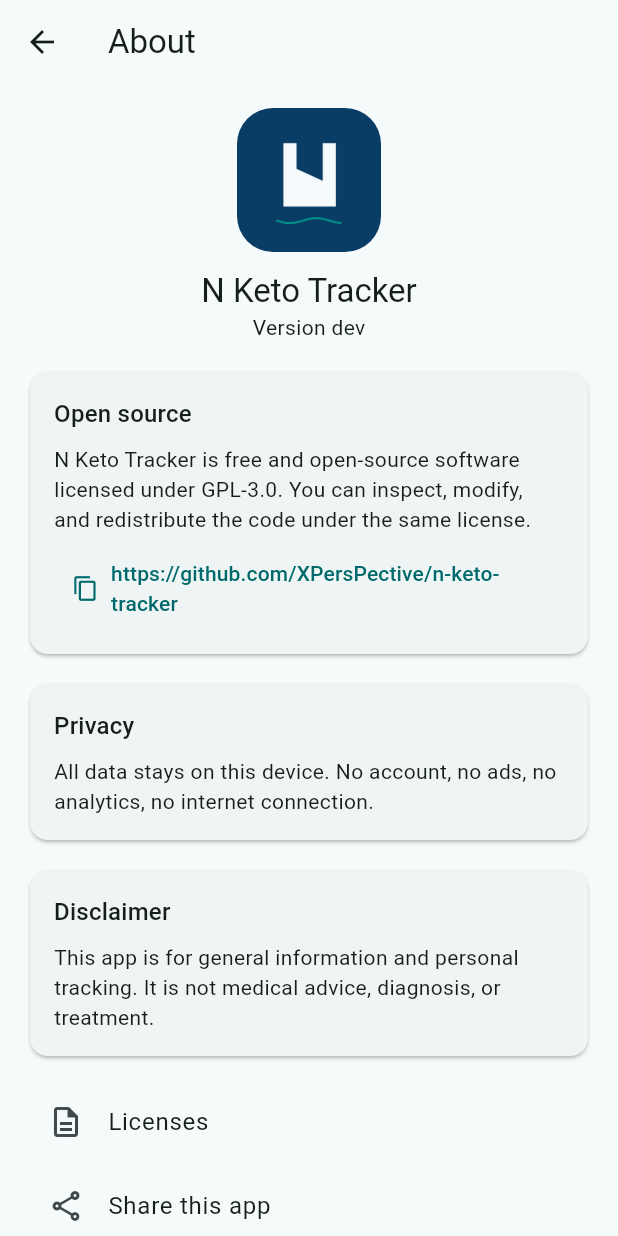
After one commit to XPersPective/n-keto-tracker, a Flutter app: the TodayPage screen opened by its route, after a tap on the "settings" icon, on a phone screen of 412 x 824 dp. The commit adds this screen. Run offline on Flutter 3.47's test engine with Material 3 defaults, Android fonts, the phone set to English and light mode, and no system bars; our stand-ins replace drift, fl_chart, flutter_riverpod, flutter_secure_storage, go_router, share_plus; accounts and stored records are empty; generated files the repository leaves out were written again.

Commit message:
feat(settings): Hakkında sayfası — sürüm, açık kaynak, gizlilik, feragat, Lisanslar, Paylaş [PB-002]
share_plus eklendi (ADR-PB-002); url_launcher/in_app_review eklenmedi
(konservatif offline seçim — bağlantılar kopyalanabilir). TodayPage
appbar'ına ayarlar girişi. 178 test yeşil, check_offline geçer.

PB-Task: PB-002
PB-Verification: domain
PB-Current-Checkpoint: settings,routes

```diff
--- a/lib/app/l10n/app_en.arb
+++ b/lib/app/l10n/app_en.arb
@@ -470,5 +470,29 @@
         "type": "String"
       }
     }
-  }
+  },
+  "aboutTitle": "About",
+  "aboutVersion": "Version {value}",
+  "aboutOpenSourceHeading": "Open source",
+  "aboutOpenSourceBody": "N Keto Tracker is free and open-source software licensed under GPL-3.0. You can inspect, modify, and redistribute the code under the same license.",
+  "aboutPrivacyHeading": "Privacy",
+  "aboutPrivacyBody": "All data stays on this device. No account, no ads, no analytics, no internet connection.",
+  "aboutDisclaimerHeading": "Disclaimer",
+  "aboutDisclaimerBody": "This app is for general information and personal tracking. It is not medical advice, diagnosis, or treatment.",
+  "aboutLicensesButton": "Licenses",
+  "aboutShareButton": "Share this app",
+  "aboutOtherAppsButton": "Other apps",
+  "aboutCopiedToast": "Copied to clipboard.",
+  "licensesTitle": "Licenses",
+  "otherAppsTitle": "Other apps",
+  "otherAppsEmpty": "No other apps listed yet.",
+  "settingsTitle": "Settings",
+  "@aboutVersion": {
+    "placeholders": {
+      "value": {
+        "type": "String"
+      }
+    }
+  },
+  "aboutShareText": "Fully offline keto journal with glucose, ketone and GKI tracking. Open source, no account needed."
 }
--- a/lib/app/router.dart
+++ b/lib/app/router.dart
@@ -11,6 +11,7 @@ import '../features/meal_plans/plan_page.dart';
 import '../features/measurements/log_page.dart';
 import '../features/recipes/recipe_detail_page.dart';
 import '../features/recipes/recipes_page.dart';
+import '../features/settings/about_page.dart';
 import '../features/shopping/shopping_list_page.dart';
 import '../features/measurements/measurement_session_form.dart';
 import '../features/onboarding/onboarding_page.dart';
@@ -101,6 +102,10 @@ final GoRouter appRouter = GoRouter(
     ),
     GoRoute(path: '/meals/new', builder: (context, state) => const MealForm()),
     GoRoute(
+      path: '/settings/about',
+      builder: (context, state) => const AboutPage(),
+    ),
+    GoRoute(
       path: '/weight/new',
       builder: (context, state) => const WeightForm(),
     ),
--- a/lib/features/dashboard/today_page.dart
+++ b/lib/features/dashboard/today_page.dart
@@ -18,7 +18,16 @@ class TodayPage extends ConsumerWidget {
     final timeline = ref.watch(timelineProvider);
 
     return Scaffold(
-      appBar: AppBar(title: Text(l10n.navToday)),
+      appBar: AppBar(
+        title: Text(l10n.navToday),
+        actions: [
+          IconButton(
+            icon: const Icon(Icons.settings_outlined),
+            tooltip: l10n.settingsTitle,
+            onPressed: () => context.push('/settings/about'),
+          ),
+        ],
+      ),
       body: ListView(
         padding: const EdgeInsets.all(16),
         children: [
--- /dev/null
+++ b/lib/features/settings/about_page.dart
@@ -0,0 +1,169 @@
+import 'package:flutter/material.dart';
+import 'package:flutter/services.dart' show Clipboard, ClipboardData;
+import 'package:flutter_riverpod/flutter_riverpod.dart';
+import 'package:share_plus/share_plus.dart';
+
+import '../../app/l10n/generated/app_localizations.dart';
+import '../../core/config/env_config.dart';
+
+/// Hakkında sayfası (ORTAK §3.3, PB-002): logo+ad+sürüm, açık kaynak
+/// bölümü, gizlilik özeti, feragat, Lisanslar'a bağlantı, Paylaş.
+/// Bağlantılar ağ çağrısı yapmaz — yalnız kopyalanabilir metindir.
+class AboutPage extends ConsumerWidget {
+  const AboutPage({super.key});
+
+  static const String _repoUrl =
+      'https://github.com/XPersPective/n-keto-tracker';
+
+  Future<void> _shareApp(BuildContext context) async {
+    final l10n = AppLocalizations.of(context)!;
+    await SharePlus.instance.share(
+      ShareParams(text: '${l10n.appTitle} — ${l10n.aboutShareText} $_repoUrl'),
+    );
+  }
+
+  void _copyRepo(BuildContext context) {
+    Clipboard.setData(const ClipboardData(text: _repoUrl));
+    ScaffoldMessenger.of(context).showSnackBar(
+      SnackBar(content: Text(AppLocalizations.of(context)!.aboutCopiedToast)),
+    );
+  }
+
+  @override
+  Widget build(BuildContext context, WidgetRef ref) {
+    final l10n = AppLocalizations.of(context)!;
+    final version = const String.fromEnvironment(
+      'APP_VERSION',
+      defaultValue: 'dev',
+    );
+
+    return Scaffold(
+      appBar: AppBar(title: Text(l10n.aboutTitle)),
+      body: ListView(
+        padding: const EdgeInsets.all(16),
+        children: [
+          Center(
+            child: Column(
+              children: [
+                ClipRRect(
+                  borderRadius: BorderRadius.circular(24),
+                  child: Image.asset(
+                    'assets/brand/brand_icon_1024.png',
+                    width: 96,
+                    height: 96,
+                  ),
+                ),
+                const SizedBox(height: 12),
+                Text(
+                  l10n.appTitle,
+                  style: Theme.of(context).textTheme.titleLarge,
+                ),
+                Text(l10n.aboutVersion(version)),
+              ],
+            ),
+          ),
+          const SizedBox(height: 16),
+          Card(
+            child: Padding(
+              padding: const EdgeInsets.all(16),
+              child: Column(
+                crossAxisAlignment: CrossAxisAlignment.start,
+                children: [
+                  Text(
+                    l10n.aboutOpenSourceHeading,
+                    style: Theme.of(context).textTheme.titleMedium,
+                  ),
+                  const SizedBox(height: 8),
+                  Text(l10n.aboutOpenSourceBody),
+                  const SizedBox(height: 8),
+                  TextButton.icon(
+                    icon: const Icon(Icons.copy),
+                    label: Text(_repoUrl),
+                    onPressed: () => _copyRepo(context),
+                  ),
+                ],
+              ),
+            ),
+          ),
+          const SizedBox(height: 12),
+          Card(
+            child: Padding(
+              padding: const EdgeInsets.all(16),
+              child: Column(
+                crossAxisAlignment: CrossAxisAlignment.start,
+                children: [
+                  Text(
+                    l10n.aboutPrivacyHeading,
+                    style: Theme.of(context).textTheme.titleMedium,
+                  ),
+                  const SizedBox(height: 8),
+                  Text(l10n.aboutPrivacyBody),
+                  if (EnvConfig.privacyUrl.isNotEmpty) ...[
+                    const SizedBox(height: 8),
+                    TextButton.icon(
+                      icon: const Icon(Icons.copy),
+                      label: Text(EnvConfig.privacyUrl),
+                      onPressed: () {
+                        Clipboard.setData(
+                          ClipboardData(text: EnvConfig.privacyUrl),
+                        );
+                        ScaffoldMessenger.of(context).showSnackBar(
+                          SnackBar(content: Text(l10n.aboutCopiedToast)),
+                        );
+                      },
+                    ),
+                  ],
+                ],
+              ),
+            ),
+          ),
+          const SizedBox(height: 12),
+          Card(
+            child: Padding(
+              padding: const EdgeInsets.all(16),
+              child: Column(
+                crossAxisAlignment: CrossAxisAlignment.start,
+                children: [
+                  Text(
+                    l10n.aboutDisclaimerHeading,
+                    style: Theme.of(context).textTheme.titleMedium,
+                  ),
+                  const SizedBox(height: 8),
+                  Text(l10n.aboutDisclaimerBody),
+                ],
+              ),
+            ),
+          ),
+          const SizedBox(height: 12),
+          ListTile(
+            leading: const Icon(Icons.description_outlined),
+            title: Text(l10n.aboutLicensesButton),
+            onTap: () {
+              // ORTAK §3.4: showLicensePage + üstte uygulama lisansı.
+              showLicensePage(
+                context: context,
+                applicationName: l10n.appTitle,
+                applicationVersion: version,
+                applicationIcon: Image.asset(
+                  'assets/brand/brand_icon_1024.png',
+                  width: 64,
+                  height: 64,
+                ),
+              );
+            },
+          ),
+          ListTile(
+            leading: const Icon(Icons.share_outlined),
+            title: Text(l10n.aboutShareButton),
+            onTap: () => _shareApp(context),
+          ),
+          ListTile(
+            leading: const Icon(Icons.apps_outlined),
+            title: Text(l10n.aboutOtherAppsButton),
+            onTap: () {},
+          ),
+        ],
+      ),
+    );
+  }
+}
--- a/pubspec.yaml
+++ b/pubspec.yaml
@@ -43,6 +43,7 @@ dependencies:
   path_provider: ^2.1.6
   flutter_secure_storage: ^11.2.0
   crypto: ^3.0.7
+  share_plus: ^13.3.0
 
 dev_dependencies:
   flutter_test:
@@ -80,6 +81,7 @@ flutter:
   uses-material-design: true
 
   assets:
+    - assets/brand/
     - assets/seed/
 
   # An image asset can refer to one or more resolution-specific "variants", see
```
Also changed, not shown: lib/app/l10n/app_tr.arb (+25 -1 lines), pubspec.lock, 3 other files.
